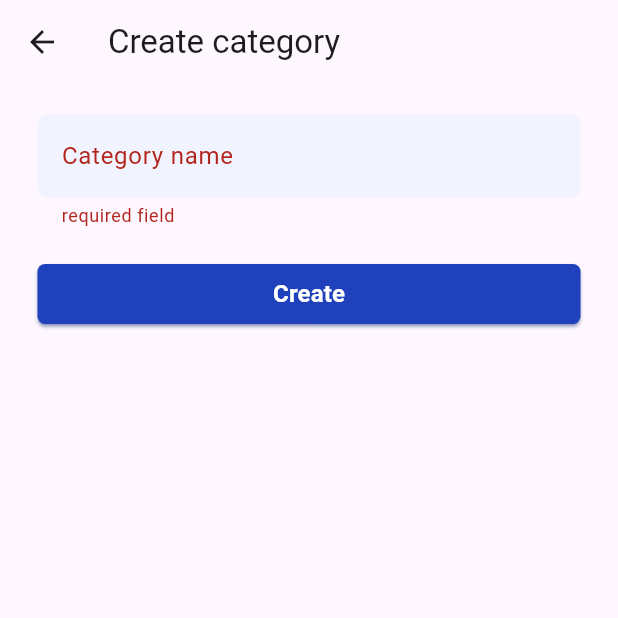
After one commit to HassanElshazlyEida/flutter_firebase, a Flutter app: the CreateCategory screen opened by its route, after a tap on "Create", on a phone screen of 412 x 824 dp, the top half of it. The commit adds this screen. Run offline on Flutter 3.47's test engine with Material 3 defaults, Android fonts, the phone set to English and light mode, and no system bars; our stand-ins replace bloc, cloud_firestore, dartz, equatable, firebase_auth, flutter_bloc and 1 more; accounts and stored records are empty.

Commit message:
✨ New Feature: Firestore (List + add) categories

```diff
--- /dev/null
+++ b/lib/data/category/source/category_firestore_service.dart
@@ -0,0 +1,28 @@
+import 'package:cloud_firestore/cloud_firestore.dart';
+import 'package:dartz/dartz.dart';
+import 'package:firebase_auth/firebase_auth.dart';
+
+abstract class CategoryFirestoreService {
+  Future create(String name);
+  Future<QuerySnapshot> all();
+
+}
+
+class CategoryService implements CategoryFirestoreService {
+  final CollectionReference _categories = FirebaseFirestore.instance.collection('categories');
+
+  @override
+  Future create(String name) {
+    return _categories.add({
+      'name': name
+    })
+    .then((value) => value);
+  }
+  @override
+  Future<QuerySnapshot> all(){
+    return _categories.get();
+  }
+
+
+
+}
--- a/lib/main.dart
+++ b/lib/main.dart
@@ -7,6 +7,8 @@ import 'package:flutter_firebase/auth/signup.dart';
 import 'package:flutter_firebase/bloc/auth/auth_bloc.dart';
 import 'package:flutter_firebase/bloc/observers/global_observer.dart';
 import 'package:flutter_firebase/data/auth/source/auth_firebase_service.dart';
+import 'package:flutter_firebase/data/category/source/category_firestore_service.dart';
+import 'package:flutter_firebase/pages/create_category.dart';
 import 'package:flutter_firebase/pages/home.dart';
 
 void main() async {
@@ -42,7 +44,9 @@ class MainApp extends StatelessWidget {
           RepositoryProvider<AuthFirebaseServiceImp>(
             create:(context) => AuthFirebaseServiceImp(),
           ),
-
+          RepositoryProvider<CategoryService>(
+            create: (context) => CategoryService(),
+          )
         ],
         child: const AppView(),
       ),
@@ -62,6 +66,7 @@ class AppView extends StatelessWidget {
         '/signup': (context) =>  const SignUp(),
         '/home': (context) => const Home(),
         '/reset-password':(context) => const  ResetPassword(),
+        '/create-category':(context) => const CreateCategory()
       },
     );
   }
--- /dev/null
+++ b/lib/pages/create_category.dart
@@ -0,0 +1,55 @@
+import 'package:flutter/material.dart';
+import 'package:flutter_bloc/flutter_bloc.dart';
+import 'package:flutter_firebase/component/custom_text_field.dart';
+import 'package:flutter_firebase/component/custome_elevated_button.dart';
+import 'package:flutter_firebase/component/helpers/helper.dart';
+import 'package:flutter_firebase/data/category/source/category_firestore_service.dart';
+
+class CreateCategory extends StatefulWidget {
+  const CreateCategory({super.key});
+
+  @override
+  State<CreateCategory> createState() => _CreateCategoryState();
+}
+
+class _CreateCategoryState extends State<CreateCategory> {
+  final _formKey = GlobalKey<FormState>();
+
+  TextEditingController name = TextEditingController();
+  @override
+  Widget build(BuildContext context) {
+    return Scaffold(
+      appBar: AppBar(title: const Text("Create category")),
+      body: Form(
+        key: _formKey,
+        child: Container(
+          padding: const EdgeInsets.symmetric(vertical: 20,horizontal: 25),
+          child: Column(
+            children: [
+              CustomTextField(
+                  text: 'Category name',
+                  controller: name,
+              ),
+              const SizedBox(height: 20),
+              CustomElevatedButton(
+                  text: 'Create',
+                  backgroundColor: const Color(0xff1F41BB),
+                  onPressed: () async  {
+                    if (_formKey.currentState?.validate() ?? false) {
+                      try {
+                        await context.read<CategoryService>().create(name.text);
+                        Helper.showMessage(context, '${name.text} has been added successfully');
+                        Navigator.pushNamed(context, '/home');
+                      } catch (error) {
+                        Helper.showMessage(context, 'An error occur');
+                      }
+                    }
+                  },
+                )
+            ],
+          ),
+        ),
+      ),
+    );
+  }
+}
```
Also changed, not shown: lib/pages/home.dart (+47 -10 lines), lib/images/folder.png (added).
